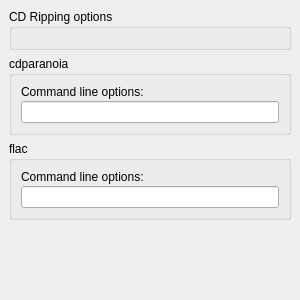
Old version of the form options_cdripper.ui in the repository goldphish/picard-cd-ripper.
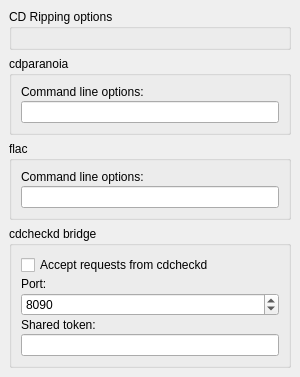
New version of the form.

Commit message:
Add HTTP bridge for cdcheckd and a compose file
The plugin gains an optional, token-protected HTTP listener (/status, /disc,
/load) whose handlers run on Qt's main thread. It is enabled from the options
page or by CDRIPPER_BRIDGE_PORT / CDRIPPER_BRIDGE_TOKEN_FILE. docker-compose.yml
runs Picard and cdcheckd together on a private network.

Claude-Session: https://claude.ai/code/session_01JmcXJANGbDJ3g4owiLrzvH

The edit to the form file:
```diff
--- a/options_cdripper.ui
+++ b/options_cdripper.ui
@@ -82,6 +82,62 @@
      </layout>
     </widget>
    </item>
+   <item>
+    <widget class="QGroupBox" name="bridge_options">
+     <property name="title">
+      <string>cdcheckd bridge</string>
+     </property>
+     <layout class="QVBoxLayout">
+      <property name="spacing">
+       <number>2</number>
+      </property>
+      <property name="margin">
+       <number>9</number>
+      </property>
+      <item>
+       <widget class="QCheckBox" name="bridge_enabled">
+        <property name="text">
+         <string>Accept requests from cdcheckd</string>
+        </property>
+       </widget>
+      </item>
+      <item>
+       <widget class="QLabel" name="bridge_port_label">
+        <property name="text">
+         <string>Port:</string>
+        </property>
+       </widget>
+      </item>
+      <item>
+       <widget class="QSpinBox" name="bridge_port">
+        <property name="minimum">
+         <number>1</number>
+        </property>
+        <property name="maximum">
+         <number>65535</number>
+        </property>
+        <property name="value">
+         <number>8090</number>
+        </property>
+       </widget>
+      </item>
+      <item>
+       <widget class="QLabel" name="bridge_token_label">
+        <property name="text">
+         <string>Shared token:</string>
+        </property>
+       </widget>
+      </item>
+      <item>
+       <widget class="QLineEdit" name="bridge_token">
+        <property name="echoMode">
+         <enum>QLineEdit::Password</enum>
+        </property>
+       </widget>
+      </item>
+     </layout>
+    </widget>
+   </item>
    <item>
     <spacer>
      <property name="orientation">
```
Left out of the diff: 3 changed lines with no effect on the pictures. The commit also changes 7 other files.
